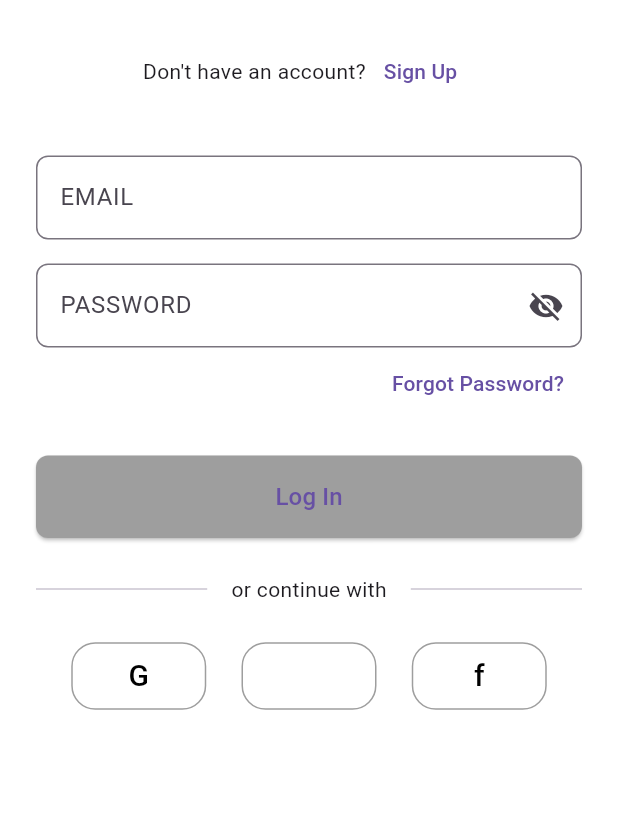
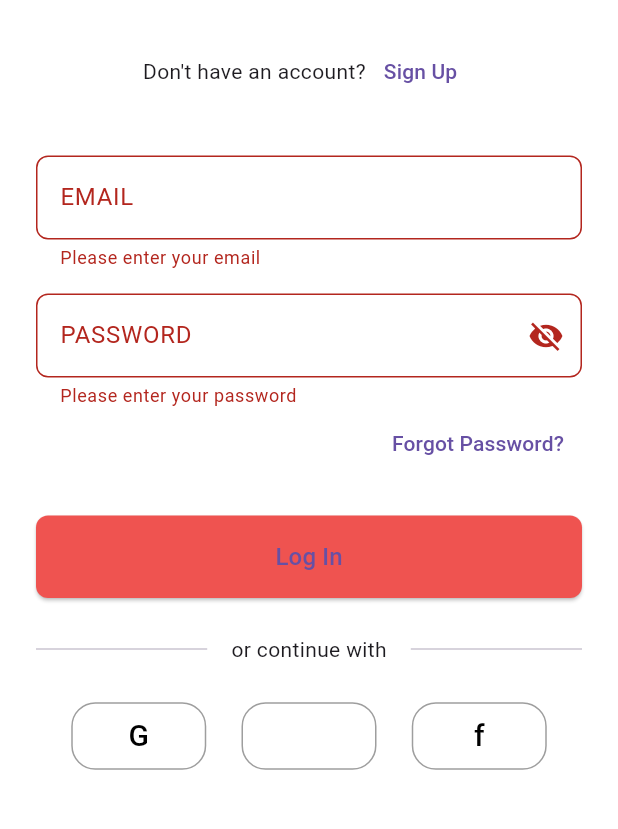
Before and after one commit to vamp-jjang/findre-app, a Flutter app: the LoginScreen screen opened directly, after a tap on "Log In", on a phone screen of 412 x 824 dp, the part 224-1053 px from its top. Run offline on Flutter 3.47's test engine with Material 3 defaults, Android fonts, the phone set to English and light mode, and no system bars; our stand-ins replace firebase_auth, firebase_core; accounts and stored records are empty.

Commit message:
Modified the login page and navigation for valid login,created a homescreen

```diff
--- a/lib/screens/login_screen.dart
+++ b/lib/screens/login_screen.dart
@@ -1,8 +1,27 @@
 import 'package:flutter/material.dart';
 import 'signup_screen.dart';
+import 'home_screen.dart';
 
-class LoginScreen extends StatelessWidget {
+class LoginScreen extends StatefulWidget {
   const LoginScreen({super.key});
+
+  @override
+  State<LoginScreen> createState() => _LoginScreenState();
+}
+
+class _LoginScreenState extends State<LoginScreen> {
+  final _formKey = GlobalKey<FormState>();
+  final _emailController = TextEditingController();
+  final _passwordController = TextEditingController();
+  bool _isLoading = false;
+  bool _passwordVisible = false;
+
+  @override
+  void dispose() {
+    _emailController.dispose();
+    _passwordController.dispose();
+    super.dispose();
+  }
 
   @override
   Widget build(BuildContext context) {
@@ -20,7 +39,9 @@ class LoginScreen extends StatelessWidget {
         ),
       ),
       body: SingleChildScrollView(
-        child: Padding(
+        child: Form(
+          key: _formKey,
+          child: Padding(
           padding: const EdgeInsets.all(24.0),
           child: Column(
             crossAxisAlignment: CrossAxisAlignment.stretch,
@@ -56,25 +77,55 @@ class LoginScreen extends StatelessWidget {
               ),
               const SizedBox(height: 32),
               // Email field
-              TextField(
+              TextFormField(
+                controller: _emailController,
+                keyboardType: TextInputType.emailAddress,
                 decoration: InputDecoration(
                   labelText: 'EMAIL',
                   border: OutlineInputBorder(
                     borderRadius: BorderRadius.circular(8),
                   ),
                 ),
+                validator: (value) {
+                  if (value == null || value.isEmpty) {
+                    return 'Please enter your email';
+                  }
+                  if (!RegExp(r'^[\w-\.]+@([\w-]+\.)+[\w-]{2,4}$').hasMatch(value)) {
+                    return 'Please enter a valid email';
+                  }
+                  return null;
+                },
               ),
               const SizedBox(height: 16),
               // Password field
-              TextField(
-                obscureText: true,
+              TextFormField(
+                controller: _passwordController,
+                obscureText: !_passwordVisible,
                 decoration: InputDecoration(
                   labelText: 'PASSWORD',
                   border: OutlineInputBorder(
                     borderRadius: BorderRadius.circular(8),
                   ),
-                  suffixIcon: const Icon(Icons.visibility_off),
+                  suffixIcon: IconButton(
+                    icon: Icon(
+                      _passwordVisible ? Icons.visibility : Icons.visibility_off,
+                    ),
+                    onPressed: () {
+                      setState(() {
+                        _passwordVisible = !_passwordVisible;
+                      });
+                    },
+                  ),
                 ),
+                validator: (value) {
+                  if (value == null || value.isEmpty) {
+                    return 'Please enter your password';
+                  }
+                  if (value.length < 6) {
+                    return 'Password must be at least 6 characters';
+                  }
+                  return null;
+                },
               ),
               // Forgot Password link
               Align(
@@ -89,20 +140,53 @@ class LoginScreen extends StatelessWidget {
               const SizedBox(height: 24),
               // Login button
               ElevatedButton(
-                onPressed: () {
-                  // TODO: Implement login
-                },
+                onPressed: _isLoading
+                    ? null
+                    : () async {
+                        if (_formKey.currentState!.validate()) {
+                          setState(() {
+                            _isLoading = true;
+                          });
+
+                          // Simulate login delay
+                          await Future.delayed(const Duration(seconds: 2));
+
+                          // TODO: Implement actual login logic here
+
+                          if (mounted) {
+                            setState(() {
+                              _isLoading = false;
+                            });
+
+                            Navigator.pushReplacement(
+                              context,
+                              MaterialPageRoute(
+                                builder: (context) => const HomeScreen(),
+                              ),
+                            );
+                          }
+                        }
+                      },
                 style: ElevatedButton.styleFrom(
-                  backgroundColor: Colors.grey,
+                  backgroundColor: Colors.red[400],
                   padding: const EdgeInsets.symmetric(vertical: 16),
                   shape: RoundedRectangleBorder(
                     borderRadius: BorderRadius.circular(8),
                   ),
                 ),
-                child: const Text(
-                  'Log In',
-                  style: TextStyle(fontSize: 16),
-                ),
+                child: _isLoading
+                    ? const SizedBox(
+                        height: 20,
+                        width: 20,
+                        child: CircularProgressIndicator(
+                          strokeWidth: 2,
+                          valueColor: AlwaysStoppedAnimation<Color>(Colors.white),
+                        ),
+                      )
+                    : const Text(
+                        'Log In',
+                        style: TextStyle(fontSize: 16),
+                      ),
               ),
               const SizedBox(height: 24),
               // Or continue with text
@@ -145,6 +229,7 @@ class LoginScreen extends StatelessWidget {
           ),
         ),
       ),
+      ),
     );
   }
 }
```
Also changed, not shown: lib/screens/home_screen.dart (added, +149 -0 lines), 1 other file.
